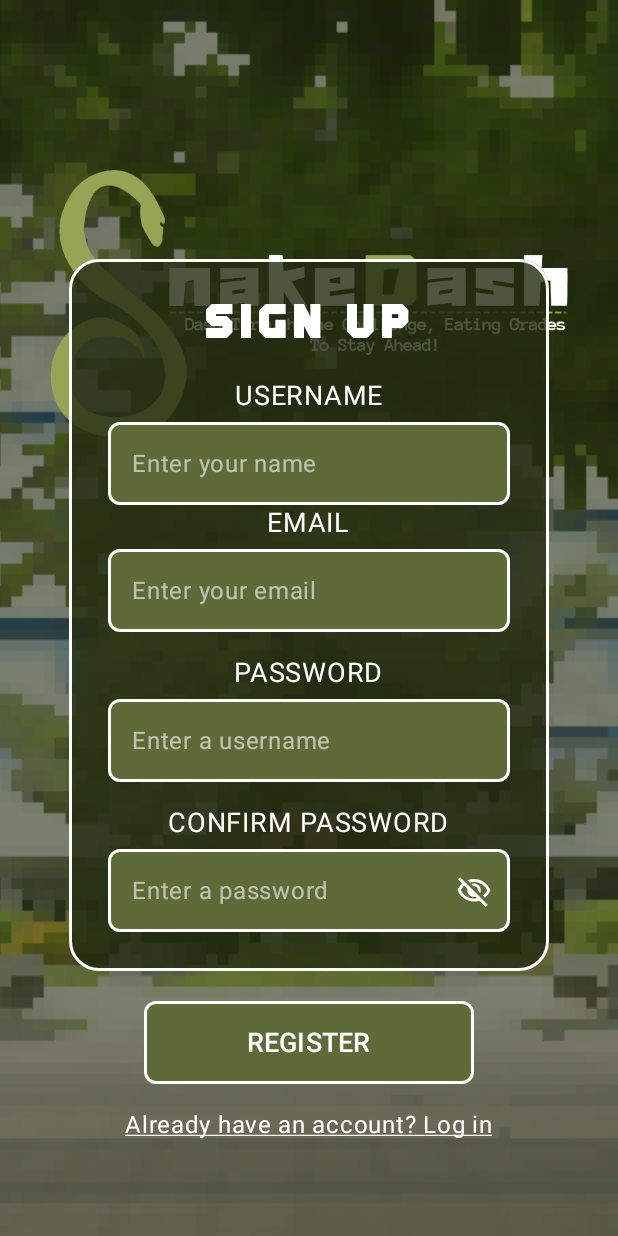
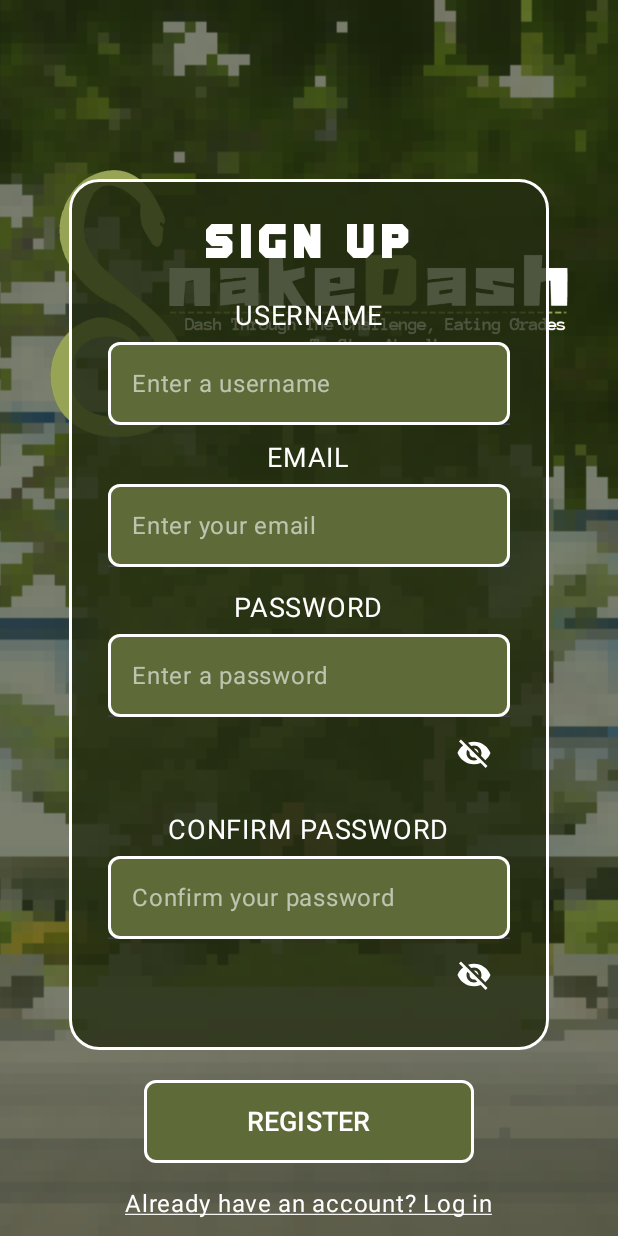
Before and after one commit to Edge-html/Final-Snake-Game-Repo, an Android app built with Jetpack Compose: the SignUpScreen screen opened through its navigation route, on a phone screen of 412 x 824 dp. Run offline under Robolectric (Android 15) with nearby library versions, the phone set to English and light mode, and no system bars; our stand-ins replace Firebase (no records; nobody signed in at launch, a user with empty details on screens opened directly).

Commit message:
Edited the SignUpScreen.kt

```diff
--- a/app/src/main/java/com/snake/snakes2/ui/signup/SignUpScreen.kt
+++ b/app/src/main/java/com/snake/snakes2/ui/signup/SignUpScreen.kt
@@ -1,4 +1,4 @@
-//SignUpScreen.kt
+// SignUpScreen.kt
 package com.snake.snakes2.ui.signup
 
 import android.widget.Toast
@@ -31,17 +31,19 @@ import androidx.compose.material.icons.filled.Visibility
 import androidx.compose.material.icons.filled.VisibilityOff
 import com.snake.snakes2.ui.theme.Snakes2Theme
 import com.google.firebase.firestore.FirebaseFirestore
-import com.google.firebase.firestore.ktx.toObject
 
 @OptIn(ExperimentalMaterial3Api::class)
 @Composable
-fun SignUpScreen(navController: NavController,  onSignUpSuccess: () -> Unit, onBackToLogin: () -> Unit) {
+fun SignUpScreen(navController: NavController, onSignUpSuccess: () -> Unit, onBackToLogin: () -> Unit) {
     val context = LocalContext.current
 
     var name by remember { mutableStateOf("") }
     var mail by remember { mutableStateOf("") }
     var username by remember { mutableStateOf("") }
     var password by remember { mutableStateOf("") }
+    var confirmPassword by remember { mutableStateOf("") }
+    var passwordVisible by remember { mutableStateOf(false) }
+    var confirmPasswordVisible by remember { mutableStateOf(false) }
 
     val inlandersFont = remember {
         try {
@@ -51,7 +53,6 @@ fun SignUpScreen(navController: NavController,  onSignUpSuccess: () -> Unit, onB
         }
     }
 
-    // Firestore reference
     val db = FirebaseFirestore.getInstance()
 
     Snakes2Theme {
@@ -81,7 +82,6 @@ fun SignUpScreen(navController: NavController,  onSignUpSuccess: () -> Unit, onB
                 verticalArrangement = Arrangement.Center,
                 horizontalAlignment = Alignment.CenterHorizontally
             ) {
-                // SIGNUP BOX
                 Box(
                     modifier = Modifier
                         .background(Color(0xff242c11).copy(alpha = 0.8f), shape = RoundedCornerShape(20.dp))
@@ -91,13 +91,11 @@ fun SignUpScreen(navController: NavController,  onSignUpSuccess: () -> Unit, onB
                     Column(
                         modifier = Modifier
                             .width(300.dp)
-                            //.height(400.dp)
                             .wrapContentHeight()
                             .padding(16.dp),
                         verticalArrangement = Arrangement.Center,
                         horizontalAlignment = Alignment.CenterHorizontally
                     ) {
-                        // SIGNUP TITLE
                         Text(
                             text = "SIGN UP",
                             color = Color.White,
@@ -107,165 +105,34 @@ fun SignUpScreen(navController: NavController,  onSignUpSuccess: () -> Unit, onB
                             modifier = Modifier.padding(bottom = 20.dp)
                         )
 
-                        //Spacer(modifier = Modifier.height(10.dp))
-
-                        // Common modifier for uniform size
                         val textFieldSizeModifier = Modifier
                             .width(300.dp)
                             .height(55.dp)
 
-                        // NAME FIELD
-                        Text(
-                            text = "USERNAME",
-                            color = Color.White,
-                            fontSize = 18.sp,
-                            modifier = Modifier.align(Alignment.CenterHorizontally)
-                        )
+                        Text("USERNAME", color = Color.White, fontSize = 18.sp)
+                        Spacer(modifier = Modifier.height(5.dp))
+                        StyledTextField(username, "Enter a username") { username = it }
 
+                        Spacer(modifier = Modifier.height(10.dp))
+
+                        Text("EMAIL", color = Color.White, fontSize = 18.sp)
                         Spacer(modifier = Modifier.height(5.dp))
-
-                        Box(
-                            modifier = Modifier
-                                .align(Alignment.CenterHorizontally)
-                                .then(textFieldSizeModifier)
-                                .background(Color(0xff5e6b38), shape = RoundedCornerShape(8.dp)) // Same as "PROCEED" button
-                                .border(2.dp, Color.White, shape = RoundedCornerShape(8.dp))
-                        ) {
-                            TextField(
-                                value = name,
-                                onValueChange = { name = it },
-                                modifier = Modifier.fillMaxWidth(),
-                                singleLine = true,
-                                placeholder = { Text("Enter your name", color = Color.White.copy(alpha = 0.6f)) },
-                                colors = TextFieldDefaults.textFieldColors(
-                                    containerColor = Color.Transparent,
-                                    focusedTextColor = Color.White,
-                                    unfocusedTextColor = Color.White,
-                                    focusedIndicatorColor = Color.Transparent,
-                                    unfocusedIndicatorColor = Color.Transparent
-                                )
-                            )
-                        }
-                        Text(
-                            text = "EMAIL",
-                            color = Color.White,
-                            fontSize = 18.sp,
-                            modifier = Modifier.align(Alignment.CenterHorizontally)
-                        )
-
-                        Spacer(modifier = Modifier.height(5.dp))
-
-                        Box(
-                            modifier = Modifier
-                                .align(Alignment.CenterHorizontally)
-                                .then(textFieldSizeModifier)
-                                .background(Color(0xff5e6b38), shape = RoundedCornerShape(8.dp)) // Same as "PROCEED" button
-                                .border(2.dp, Color.White, shape = RoundedCornerShape(8.dp))
-                        ) {
-                            TextField(
-                                value = mail,
-                                onValueChange = { mail = it },
-                                modifier = Modifier.fillMaxWidth(),
-                                singleLine = true,
-                                placeholder = { Text("Enter your email", color = Color.White.copy(alpha = 0.6f)) },
-                                colors = TextFieldDefaults.textFieldColors(
-                                    containerColor = Color.Transparent,
-                                    focusedTextColor = Color.White,
-                                    unfocusedTextColor = Color.White,
-                                    focusedIndicatorColor = Color.Transparent,
-                                    unfocusedIndicatorColor = Color.Transparent
-                                )
-                            )
-                        }
+                        StyledTextField(mail, "Enter your email") { mail = it }
 
                         Spacer(modifier = Modifier.height(15.dp))
 
-                        // USERNAME FIELD
-                        Text(
-                            text = "PASSWORD",
-                            color = Color.White,
-                            fontSize = 18.sp,
-                            modifier = Modifier.align(Alignment.CenterHorizontally)
-                        )
-
+                        Text("PASSWORD", color = Color.White, fontSize = 18.sp)
                         Spacer(modifier = Modifier.height(5.dp))
-
-                        Box(
-                            modifier = Modifier
-                                .align(Alignment.CenterHorizontally)
-                                .then(textFieldSizeModifier)
-                                .background(Color(0xff5e6b38), shape = RoundedCornerShape(8.dp)) // Same as "PROCEED" button
-                                .border(2.dp, Color.White, shape = RoundedCornerShape(8.dp))
-                        ) {
-
-                            TextField(
-                                value = username,
-                                onValueChange = { username = it },
-                                modifier = Modifier.fillMaxSize(),
-                                singleLine = true,
-                                placeholder = { Text("Enter a username", color = Color.White.copy(alpha = 0.6f)) },
-                                colors = TextFieldDefaults.textFieldColors(
-                                    containerColor = Color.Transparent,
-                                    focusedTextColor = Color.White,
-                                    unfocusedTextColor = Color.White,
-                                    focusedIndicatorColor = Color.Transparent,
-                                    unfocusedIndicatorColor = Color.Transparent
-                                )
-                            )
-                        }
+                        PasswordField("Enter a password", password, { password = it }, passwordVisible, { passwordVisible = it })
 
                         Spacer(modifier = Modifier.height(15.dp))
 
-                        // PASSWORD FIELD
-                        Text(
-                            text = "CONFIRM PASSWORD",
-                            color = Color.White,
-                            fontSize = 18.sp,
-                            modifier = Modifier.align(Alignment.CenterHorizontally)
-                        )
-
+                        Text("CONFIRM PASSWORD", color = Color.White, fontSize = 18.sp)
                         Spacer(modifier = Modifier.height(5.dp))
-
-                        Box(
-                            modifier = Modifier
-                                .align(Alignment.CenterHorizontally)
-                                .then(textFieldSizeModifier)
-                                .background(Color(0xff5e6b38), shape = RoundedCornerShape(8.dp)) // Same as "PROCEED" button
-                                .border(2.dp, Color.White, shape = RoundedCornerShape(8.dp))
-                        ) {
-                            var passwordVisible by remember { mutableStateOf(false) } // Correct state handling
-
-                            TextField(
-                                value = password,
-                                onValueChange = { password = it },
-                                modifier = Modifier.fillMaxWidth(),
-                                singleLine = true,
-                                placeholder = { Text(text = "Enter a password", color = Color.White.copy(alpha = 0.6f)) },
-                                colors = TextFieldDefaults.textFieldColors(
-                                    containerColor = Color.Transparent,
-                                    focusedTextColor = Color.White,
-                                    unfocusedTextColor = Color.White,
-                                    focusedIndicatorColor = Color.Transparent,
-                                    unfocusedIndicatorColor = Color.Transparent
-                                ),
-                                visualTransformation = if (passwordVisible) VisualTransformation.None else PasswordVisualTransformation(),
-                                trailingIcon = {
-                                    val image = if (passwordVisible) R.drawable.visibilityon else R.drawable.visibilityoff
-
-                                    IconButton(onClick = { passwordVisible = !passwordVisible }) { // ✅ Correct toggle logic
-                                        Icon(
-                                            painter = painterResource(id = image),
-                                            contentDescription = "Toggle Password Visibility",
-                                            tint = Color.White
-                                        )
-                                    }
-                                }
-                            )
-                        }
+                        PasswordField("Confirm your password", confirmPassword, { confirmPassword = it }, confirmPasswordVisible, { confirmPasswordVisible = it })
                     }
                 }
 
-                // BUTTON BELOW SIGNUP BOX
                 Spacer(modifier = Modifier.height(20.dp))
 
                 Box(
@@ -277,22 +144,27 @@ fun SignUpScreen(navController: NavController,  onSignUpSuccess: () -> Unit, onB
                 ) {
                     Button(
                         onClick = {
-                            // Save to Firestore
+                            if (username.isBlank() || mail.isBlank() || password.isBlank() || confirmPassword.isBlank()) {
+                                Toast.makeText(context, "All fields are required!", Toast.LENGTH_SHORT).show()
+                            } else if (password != confirmPassword) {
+                                Toast.makeText(context, "Passwords do not match!", Toast.LENGTH_SHORT).show()
+                            } else {
                                 val user = hashMapOf(
                                     "Username" to username,
-                                "email" to name, // Email should be in the "name" field if that's what is expected
+                                    "email" to mail,
                                     "password" to password,
-                                "score" to 0 // Default score value of 0
+                                    "score" to 0
                                 )
 
                                 db.collection("users")
                                     .add(user)
                                     .addOnSuccessListener {
                                         Toast.makeText(context, "User Registered!", Toast.LENGTH_SHORT).show()
-                                    onSignUpSuccess() // Navigate after success
+                                        onSignUpSuccess()
                                     }
                                     .addOnFailureListener { e ->
                                         Toast.makeText(context, "Error: ${e.message}", Toast.LENGTH_SHORT).show()
+                                    }
                             }
                         },
                         modifier = Modifier.fillMaxSize(),
@@ -302,22 +174,63 @@ fun SignUpScreen(navController: NavController,  onSignUpSuccess: () -> Unit, onB
                     }
                 }
 
-                // ADD BACK TO LOGIN LINK BELOW BUTTON
                 Spacer(modifier = Modifier.height(15.dp))
 
                 Text(
                     text = "Already have an account? Log in",
-                    color = Color.White, // Link color
+                    color = Color.White,
                     fontSize = 16.sp,
                     textDecoration = TextDecoration.Underline,
-                    modifier = Modifier.clickable {
-                        navController.navigate("loginScreen") {
-                            popUpTo("loginScreen") { inclusive = true } // Clears back stack to avoid duplicate LoginScreens
-                            launchSingleTop = true // Prevents multiple instances of LoginScreen
-                        }
-                    }
+                    modifier = Modifier.clickable { onBackToLogin() }
                 )
             }
         }
     }
 }
+
+@OptIn(ExperimentalMaterial3Api::class)
+@Composable
+fun StyledTextField(value: String, placeholder: String, onValueChange: (String) -> Unit) {
+    Box(
+        modifier = Modifier
+            .width(300.dp)
+            .height(55.dp)
+            .background(Color(0xff5e6b38), shape = RoundedCornerShape(8.dp))
+            .border(2.dp, Color.White, shape = RoundedCornerShape(8.dp))
+    ) {
+        TextField(
+            value = value,
+            onValueChange = onValueChange,
+            modifier = Modifier.fillMaxWidth(),
+            singleLine = true,
+            placeholder = { Text(placeholder, color = Color.White.copy(alpha = 0.6f)) },
+            colors = TextFieldDefaults.textFieldColors(containerColor = Color.Transparent)
+        )
+    }
+}
+
+@Composable
+fun PasswordField(
+    placeholder: String,
+    value: String,
+    onValueChange: (String) -> Unit,
+    passwordVisible: Boolean,
+    onVisibilityChange: (Boolean) -> Unit
+) {
+    StyledTextField(value, placeholder, onValueChange)
+    Box(
+        modifier = Modifier.fillMaxWidth()
+    ) {
+        IconButton(
+            onClick = { onVisibilityChange(!passwordVisible) },
+            modifier = Modifier.align(Alignment.CenterEnd) // ✅ Correct usage inside Box
+        ) {
+            Icon(
+                imageVector = if (passwordVisible) Icons.Default.Visibility else Icons.Default.VisibilityOff,
+                contentDescription = "Toggle Password Visibility",
+                tint = Color.White
+            )
+        }
+    }
+
+}
```
Lines whose indentation alone changed are shown as unchanged.
